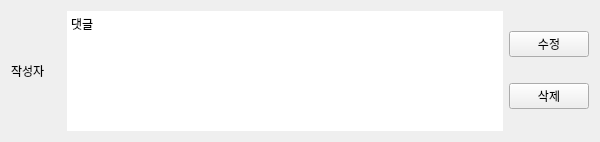
First picture: the form in ui/commentwidget.ui, repository sm136599/VEDA_Qt_blog_client, before the edit.
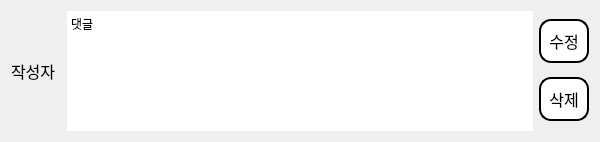
Second picture: the form after the edit.

Commit message: design: 디자인 통일

Patch:
```diff
--- a/ui/commentwidget.ui
+++ b/ui/commentwidget.ui
@@ -19,10 +19,21 @@
 background-color: none;
 }
 
+
 QPushButton {
-background-color: none;
+border: 2px solid black;
+border-radius: 12px;
+background-color: white;
+padding: 8px;
 }
-</string>
+
+QPushButton:hover {
+background-color: rgb(235, 235, 235);
+}
+
+QPushButton:pressed {
+background-color: rgb(215, 215, 215);
+}</string>
   </property>
   <layout class="QHBoxLayout" name="horizontalLayout">
    <item>
@@ -33,6 +44,11 @@
        <height>0</height>
       </size>
      </property>
+     <property name="font">
+      <font>
+       <pointsize>12</pointsize>
+      </font>
+     </property>
      <property name="text">
       <string>작성자</string>
      </property>
@@ -83,6 +99,11 @@
     <layout class="QVBoxLayout" name="verticalLayout">
      <item>
       <widget class="QPushButton" name="editButton">
+       <property name="font">
+        <font>
+         <pointsize>12</pointsize>
+        </font>
+       </property>
        <property name="text">
         <string>수정</string>
        </property>
@@ -90,6 +111,11 @@
      </item>
      <item>
       <widget class="QPushButton" name="deleteButton">
+       <property name="font">
+        <font>
+         <pointsize>12</pointsize>
+        </font>
+       </property>
        <property name="text">
         <string>삭제</string>
        </property>
```
The commit also changes 7 other files.
